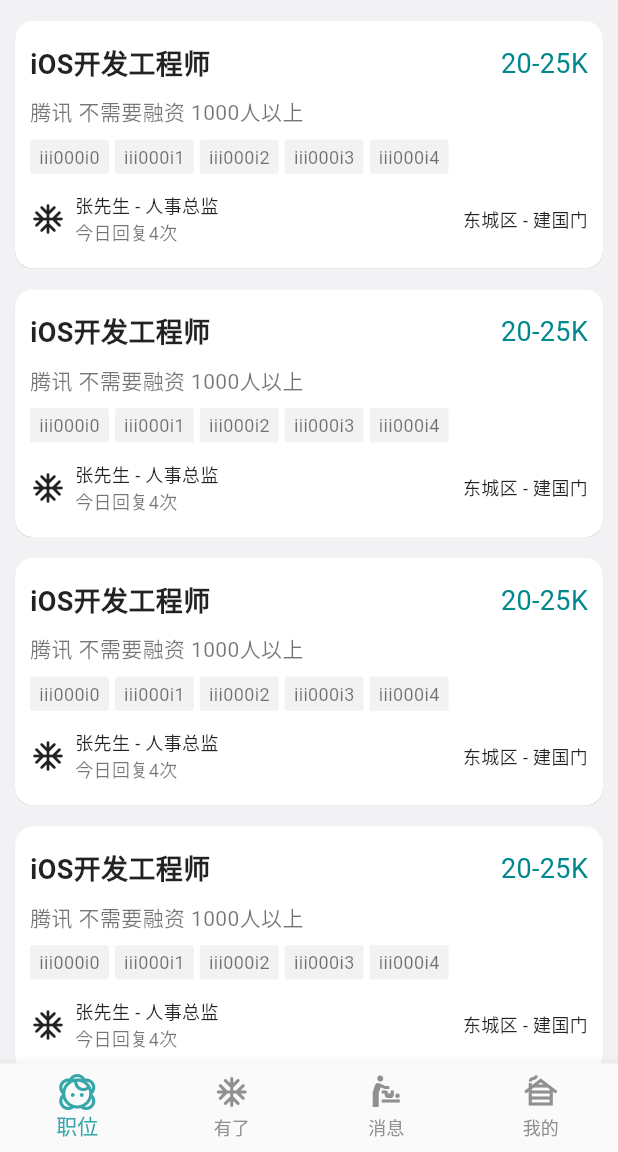
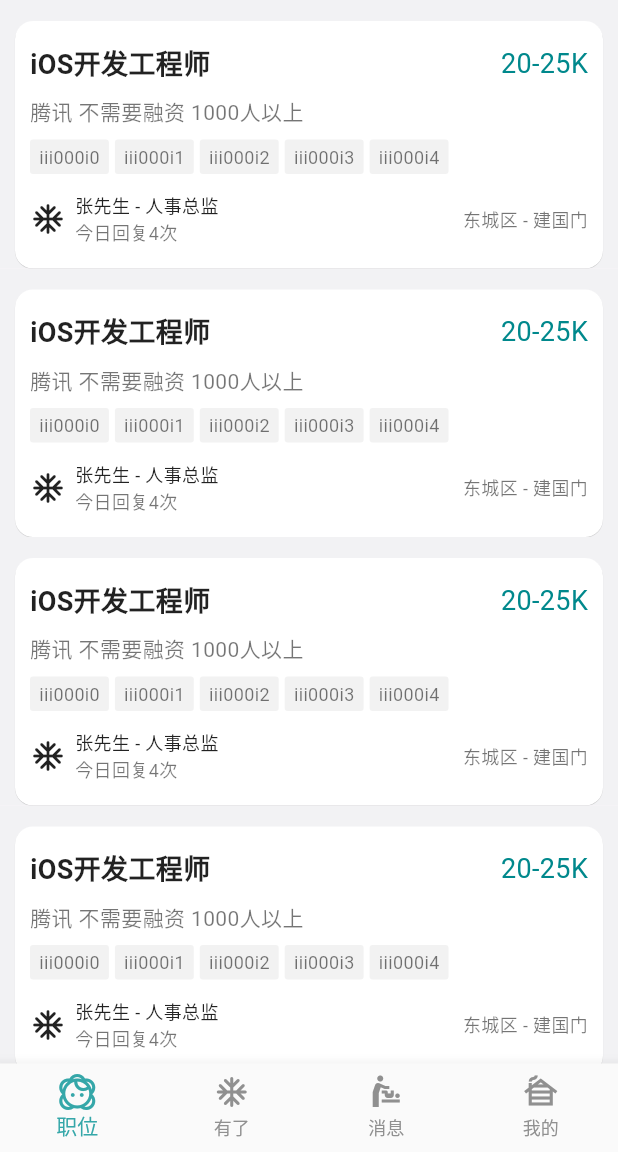
Before and after one commit to BHLinuxKernelSIG/BossZP_Flutter, a Flutter app: the screen it shows after launch, on a phone screen of 412 x 824 dp, the part 84-1236 px from its top. Run offline on Flutter 3.47's test engine with Material 2 defaults, Android fonts, the phone set to English and light mode, and no system bars.

Commit message:
Update position_item_widget.dart

```diff
--- a/lib/ui/position_item_widget.dart
+++ b/lib/ui/position_item_widget.dart
@@ -90,7 +90,7 @@ class PostionItemWidget extends StatelessWidget {
                   Spacer(),
                   Text(
                     "东城区 - 建国门",
-                    style: TextStyle(fontSize: 12, color: Colors.black87),
+                    style: TextStyle(fontSize: 12, color: Colors.black54),
                   ),
                 ],
               )
```
